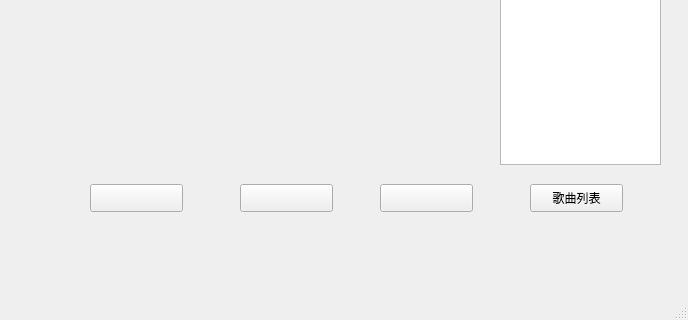
friendfan1/OurMusic, file musicplayer/mainwindow.ui: the form before one commit; both pictures show x 0 to 688 and y 273 to 593 of the 688 by 593 pixel window.
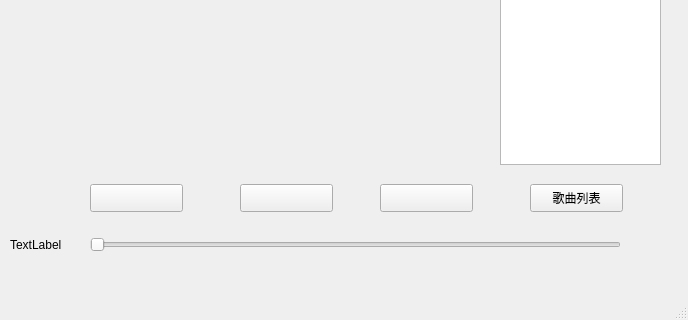
The form after the commit. Icons and pictures are not drawn.

The edit to the form file:
```diff
--- a/musicplayer/mainwindow.ui
+++ b/musicplayer/mainwindow.ui
@@ -109,6 +109,35 @@
      <string/>
     </property>
    </widget>
+   <widget class="QSlider" name="horizontalSlider">
+    <property name="geometry">
+     <rect>
+      <x>90</x>
+      <y>490</y>
+      <width>531</width>
+      <height>22</height>
+     </rect>
+    </property>
+    <property name="mouseTracking">
+     <bool>true</bool>
+    </property>
+    <property name="orientation">
+     <enum>Qt::Horizontal</enum>
+    </property>
+   </widget>
+   <widget class="QLabel" name="label">
+    <property name="geometry">
+     <rect>
+      <x>10</x>
+      <y>490</y>
+      <width>71</width>
+      <height>21</height>
+     </rect>
+    </property>
+    <property name="text">
+     <string>TextLabel</string>
+    </property>
+   </widget>
   </widget>
   <widget class="QMenuBar" name="menuBar">
    <property name="geometry">
```
